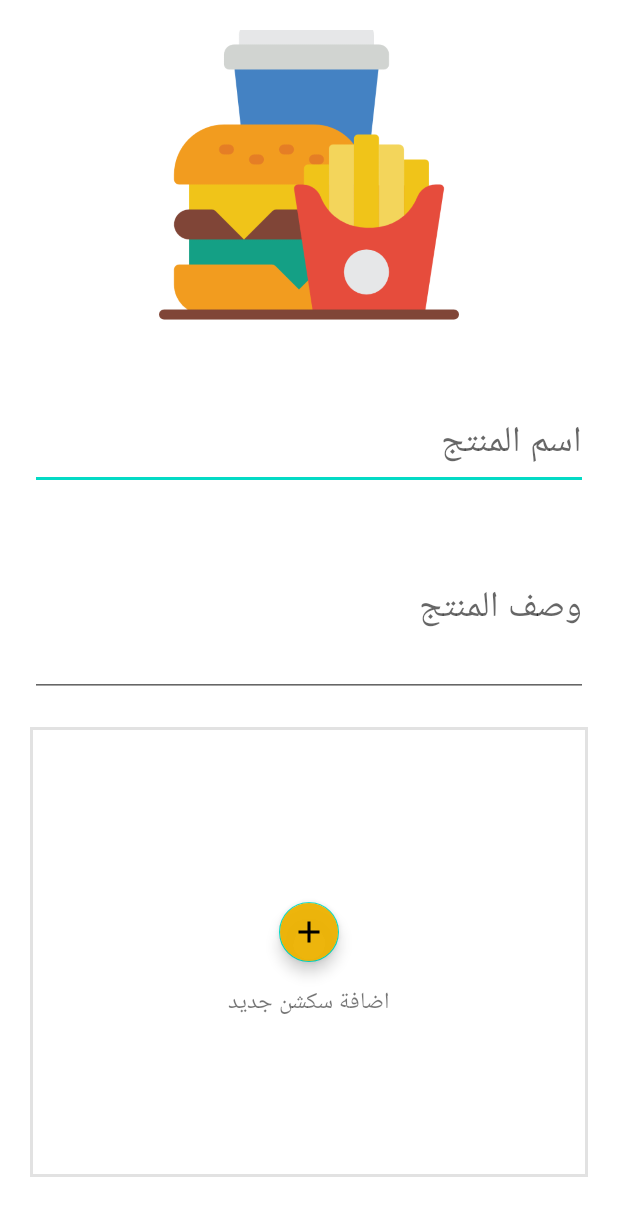
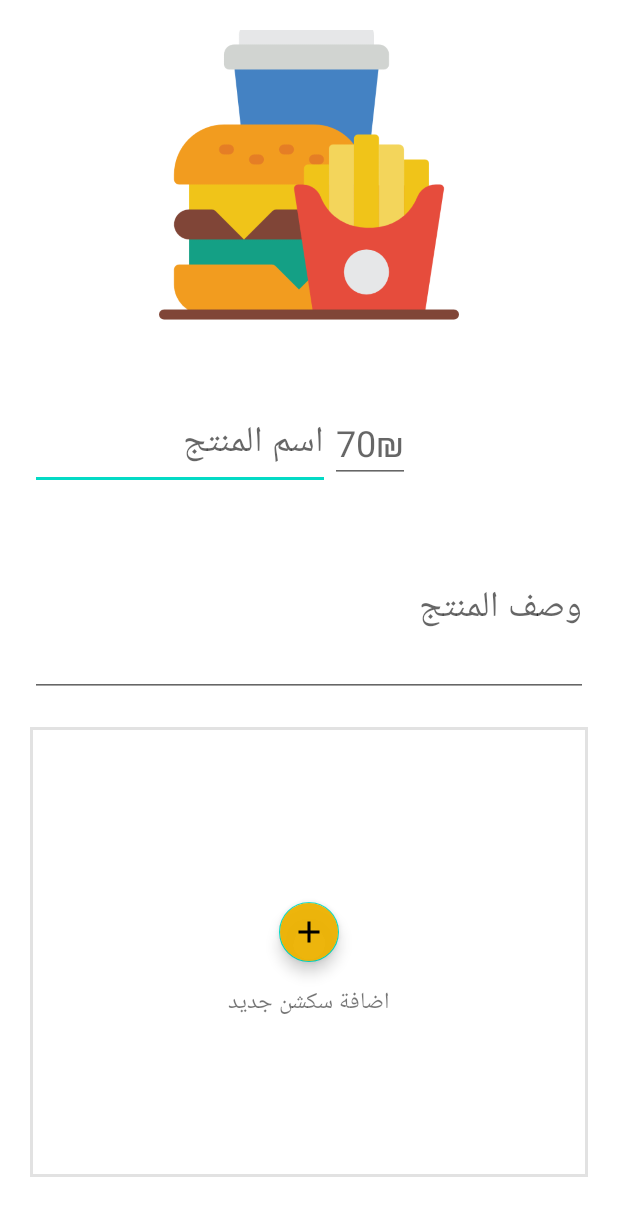
Before and after one commit to tntamernassar/OrderTaker, an Android app: the layout new_product.xml on its own in the app's theme, with its tools: preview values and no code run, on a phone screen of 412 x 824 dp. Shown: the top 1216 px of the screen. Run offline under Robolectric (Android 15) with nearby library versions, the phone set to English and light mode, and no system bars.

Commit message:
Edit Menu

```diff
--- a/app/src/main/java/com/example/ordertakerfrontend/BackEnd/Services/Utils.java
+++ b/app/src/main/java/com/example/ordertakerfrontend/BackEnd/Services/Utils.java
@@ -109,11 +109,11 @@ public class Utils {
         dialog.show();
     }
 
-    public static void AcquireInputDialog(Activity activity, String title, TextInputCallback callback){
-        AlertDialog.Builder builder = new AlertDialog.Builder(activity);
+    public static void AcquireInputDialog(Context context, String title, TextInputCallback callback){
+        AlertDialog.Builder builder = new AlertDialog.Builder(context);
         builder.setTitle(title);
 
-        final EditText input = new EditText(activity);
+        final EditText input = new EditText(context);
         input.setInputType(InputType.TYPE_CLASS_TEXT);
         builder.setView(input);
 
--- a/app/src/main/res/layout/new_product.xml
+++ b/app/src/main/res/layout/new_product.xml
@@ -14,7 +14,7 @@
         android:id="@+id/header_title"
         android:layout_width="wrap_content"
         android:layout_height="wrap_content"
-        android:text="Add new product to category"
+        android:text="category"
         android:textSize="25dp"/>
 
     <ImageView
@@ -23,15 +23,31 @@
         android:layout_height="200dp"
         android:src="@drawable/default_product_image"/>
 
-    <EditText
+    <LinearLayout
         android:layout_width="match_parent"
         android:layout_height="wrap_content"
-        android:layout_marginTop="50dp"
-        android:hint="اسم المنتج"
-        android:textSize="24dp"/>
+        android:orientation="horizontal">
+        <EditText
+            android:id="@+id/product_name"
+            android:layout_width="200dp"
+            android:layout_height="wrap_content"
+            android:layout_marginTop="50dp"
+            android:hint="اسم المنتج"
+            android:textSize="24dp"/>
+        <EditText
+            android:id="@+id/product_price"
+            android:layout_width="wrap_content"
+            android:layout_height="wrap_content"
+            android:layout_marginTop="50dp"
+            android:layout_marginRight="50dp"
+            android:inputType="number"
+            android:hint="70₪"
+            android:textSize="24dp"/>
+    </LinearLayout>
+
 
     <EditText
-        android:id="@+id/editTextTextMultiLine"
+        android:id="@+id/product_description"
         android:layout_width="match_parent"
         android:layout_height="wrap_content"
         android:layout_marginTop="20dp"
@@ -69,6 +85,11 @@
             android:text="اضافة سكشن جديد"
             android:textSize="15dp"/>
 
+        <ListView
+            android:id="@+id/sections_list_view"
+            android:layout_width="match_parent"
+            android:layout_height="wrap_content"/>
+
     </LinearLayout>
 
     <LinearLayout
@@ -88,7 +109,7 @@
             app:tint="@color/white" />
 
         <com.google.android.material.floatingactionbutton.FloatingActionButton
-            android:id="@+id/add_product"
+            android:id="@+id/submit_add_product"
             android:layout_width="wrap_content"
             android:layout_height="wrap_content"
             android:layout_marginRight="80dp"
```
Also changed, not shown: app/src/main/java/com/example/ordertakerfrontend/FrontEnd/Menus/EditableAddons.java (+60 -4 lines), app/src/main/java/com/example/ordertakerfrontend/FrontEnd/Menus/MenuSection.java (+26 -0 lines), app/src/main/java/com/example/ordertakerfrontend/MenuEditActivity.java (+48 -11 lines), app/src/main/res/layout/editable_section_addons.xml (+28 -10 lines), app/src/main/res/drawable/circled_x_icon.png (added).
